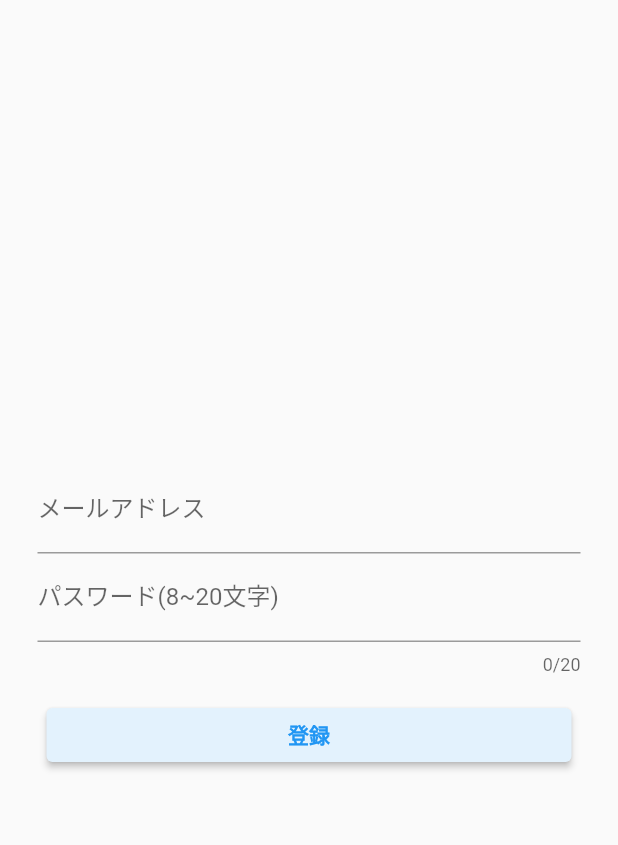
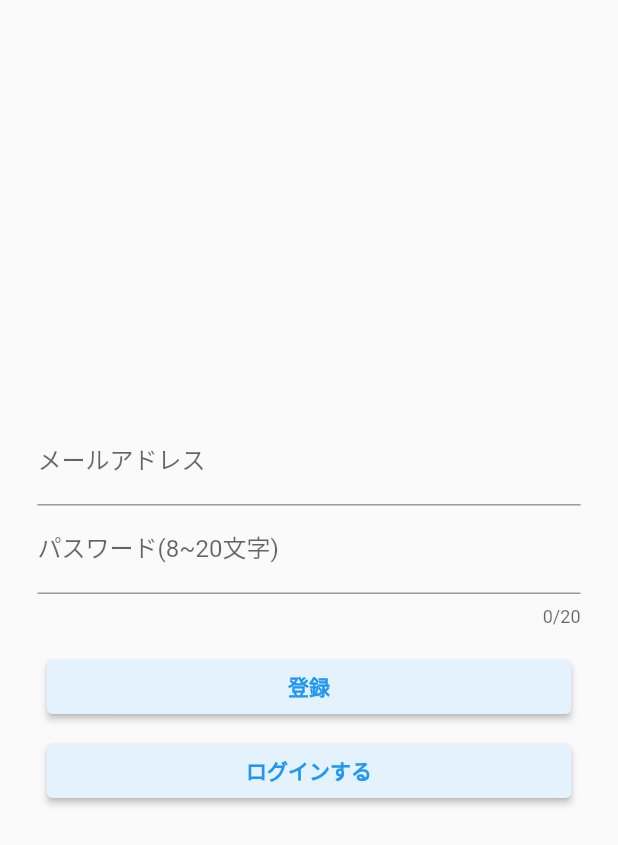
Before and after one commit to RintaroTawara/match-match-match, a Flutter app: the screen it shows after launch, after a tap on "ログイン", after a tap on "アカウントを作成する", on a phone screen of 412 x 824 dp. Shown: the top 845 px of the screen. Run offline on Flutter 3.47's test engine with Material 2 defaults, Android fonts, the phone set to English and light mode, and no system bars; our stand-ins replace cloud_firestore, firebase_auth, firebase_core; accounts and stored records are empty; network calls fail.

Commit message:
ログイン/サインイン出来るようにする

```diff
--- a/lib/login.dart
+++ b/lib/login.dart
@@ -1,7 +1,6 @@
 import 'package:flutter/material.dart';
 import 'package:flutter/services.dart';
 import 'package:firebase_auth/firebase_auth.dart';
-import 'package:group_matching_app/registration.dart';
 import 'package:group_matching_app/user_account_list_page.dart';
 import 'authentication_error.dart';
 
@@ -78,7 +77,6 @@ class _LoginState extends State<Login> {
                 try {
                   UserCredential result = await auth.signInWithEmailAndPassword(email: loginEmail, password: loginPassword);
                   user = result.user;
-                  debugPrint(result.user.toString());
                   Navigator.push(
                     context,
                     MaterialPageRoute(
@@ -112,10 +110,8 @@ class _LoginState extends State<Login> {
                       onPrimary: Colors.blue
                   ),
                   onPressed: () {
-                    Navigator.of(context).push(MaterialPageRoute(
-                      fullscreenDialog: true,
-                      builder: (BuildContext context) => Registration(),
-                    ));},
+                    Navigator.pushNamed(context, '/register');
+                  }
                 )
             ),
           )
--- a/lib/main.dart
+++ b/lib/main.dart
@@ -1,5 +1,8 @@
 import 'package:firebase_core/firebase_core.dart';
 import 'package:flutter/material.dart';
+import 'package:group_matching_app/registration.dart';
+import 'package:group_matching_app/root_page.dart';
+import 'package:group_matching_app/user_account_list_page.dart';
 import 'login.dart';
 
 void main() async {
@@ -13,8 +16,12 @@ class MyApp extends StatelessWidget {
   @override
   Widget build(BuildContext context) {
     return MaterialApp(
-      title: 'Matching app',
-      home: Login(),
-    );
+        title: 'Matching app',
+        home: RootPage(),
+        routes: <String, WidgetBuilder>{
+          '/user_account_list': (BuildContext context) => UserAccountListPage(),
+          '/register': (BuildContext context) => Registration(),
+          '/login': (BuildContext context) => Login(),
+        });
   }
 }
--- a/lib/registration.dart
+++ b/lib/registration.dart
@@ -1,4 +1,5 @@
 import 'package:firebase_auth/firebase_auth.dart';
+import 'package:cloud_firestore/cloud_firestore.dart';
 import 'package:flutter/material.dart';
 import 'package:flutter/services.dart';
 import 'package:group_matching_app/user_account_list_page.dart';
@@ -70,6 +71,11 @@ class _RegistrationState extends State<Registration> {
                         password: newPassword,
                       );
                       user = result.user;
+                      await FirebaseFirestore.instance.collection('user_accounts').add(
+                          {
+                            "uid": user!.uid,
+                            "email": user!.email
+                          });
                       Navigator.push(
                           context,
                           MaterialPageRoute(
@@ -82,6 +88,25 @@ class _RegistrationState extends State<Registration> {
                   },
                 )
             ),
+            Padding(
+              padding: const EdgeInsets.all(8.0),
+              child: SizedBox(
+                  width: 350.0,
+                  child: ElevatedButton(
+                      child: Text(
+                        'ログインする',
+                        style: TextStyle(fontWeight: FontWeight.bold),
+                      ),
+                      style: ElevatedButton.styleFrom(
+                          primary: Colors.blue[50],
+                          onPrimary: Colors.blue
+                      ),
+                      onPressed: () {
+                        Navigator.pushNamed(context, '/login');
+                      }
+                  )
+              ),
+            )
           ],
         ),
       ),
--- /dev/null
+++ b/lib/root_page.dart
@@ -0,0 +1,36 @@
+import 'package:flutter/material.dart';
+import 'package:firebase_auth/firebase_auth.dart';
+
+class RootPage extends StatefulWidget {
+  const RootPage({Key? key}) : super(key: key);
+
+  @override
+  _RootPageState createState() => _RootPageState();
+}
+
+class _RootPageState extends State<RootPage> {
+  void checkUserAccount() async {
+    final User? currentUser = await FirebaseAuth.instance.currentUser;
+    if (currentUser == null) {
+      Navigator.pushReplacementNamed(context, "/login");
+    } else {
+      Navigator.pushReplacementNamed(context, "/user_account_list");
+    }
+  }
+  @override
+  void initState() {
+    super.initState();
+    checkUserAccount();
+  }
+
+  @override
+  Widget build(BuildContext context) {
+    return Scaffold(
+      body: Center(
+        child: Container(
+          child: Text("Loading..."),
+        ),
+      ),
+    );
+  }
+}
--- a/lib/user_account_list_page.dart
+++ b/lib/user_account_list_page.dart
@@ -21,8 +21,8 @@ class UserAccountListPage extends StatelessWidget {
               children: snapshot.data!.docs.map((DocumentSnapshot document) {
                 Map<String, dynamic> data = document.data()! as Map<String, dynamic>;
                 return ListTile(
-                  title: Text(data['nickname']),
-                  subtitle: Text(data['detail']),
+                  title: Text(data['email']),
+                  subtitle: Text(data['uid']),
                 );
               }).toList(),
             );
```
